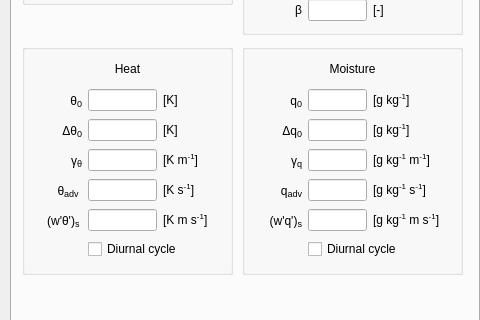
First picture: the form in mainwindow.ui, repository classmodel/modelgui, before the edit; both pictures show x 0 to 480 and y 201 to 521 of the 650 by 630 pixel window.
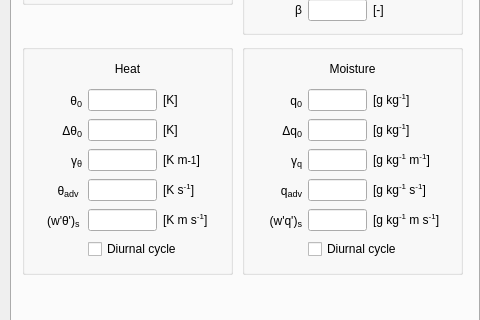
Second picture: the form after the edit.

Commit message: Test sup/superscripts for Windows

Patch:
```diff
--- a/mainwindow.ui
+++ b/mainwindow.ui
@@ -388,7 +388,7 @@
            <string/>
           </property>
           <property name="text">
-           <string>&lt;html&gt;[K m&lt;sup&gt;-1&lt;/sup&gt;]&lt;/html&gt;</string>
+           <string>&lt;html&gt;[K m&lt;span style=&quot;font-size: 10px; vertical-align:sup;&quot;&gt;-1&lt;/span&gt;]&lt;/html&gt;</string>
           </property>
           <property name="alignment">
            <set>Qt::AlignLeading|Qt::AlignLeft|Qt::AlignVCenter</set>
```
